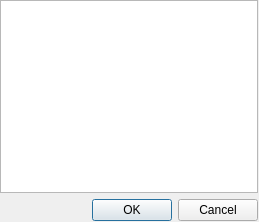
Above: Proj/objecthangman.ui from TheSawIsTheLaw/ComputerGraphicsCoursework before the change. Below: the same form after it.
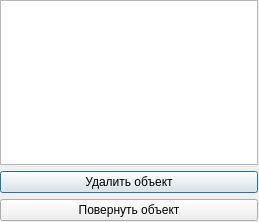
That is the form after the change.

```diff
--- a/Proj/objecthangman.ui
+++ b/Proj/objecthangman.ui
@@ -13,7 +13,7 @@
   <property name="windowTitle">
    <string>Dialog</string>
   </property>
-  <widget class="QWidget" name="">
+  <widget class="QWidget" name="layoutWidget">
    <property name="geometry">
     <rect>
      <x>0</x>
@@ -27,12 +27,16 @@
      <widget class="QListWidget" name="listWidget"/>
     </item>
     <item>
-     <widget class="QDialogButtonBox" name="buttonBox">
-      <property name="orientation">
-       <enum>Qt::Horizontal</enum>
+     <widget class="QPushButton" name="pushButton">
+      <property name="text">
+       <string>Удалить объект</string>
       </property>
-      <property name="standardButtons">
-       <set>QDialogButtonBox::Cancel|QDialogButtonBox::Ok</set>
+     </widget>
+    </item>
+    <item>
+     <widget class="QPushButton" name="pushButton_2">
+      <property name="text">
+       <string>Повернуть объект</string>
       </property>
      </widget>
     </item>
```
Left out of the diff: 35 changed lines with no effect on the pictures.
